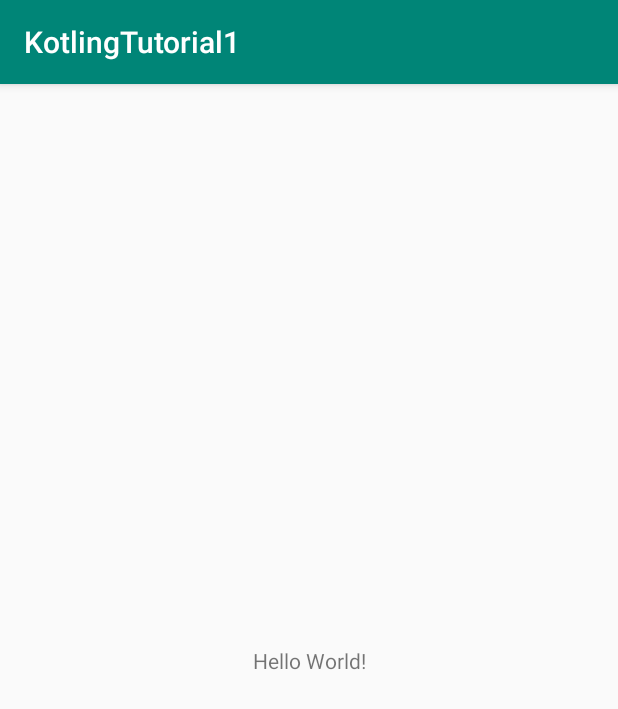
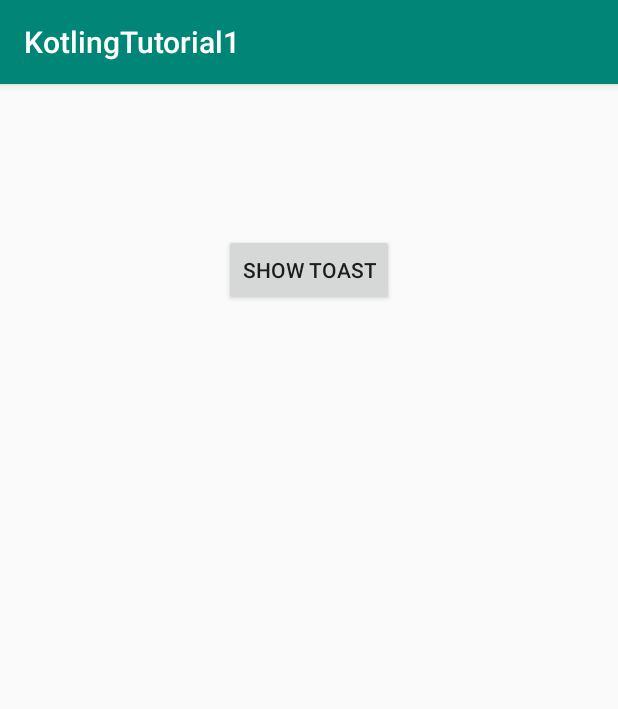
Before and after one commit to manujanethwidu/AndroidKotling, an Android app: the screen it shows after launch (MainActivity), on a phone screen of 412 x 824 dp. Shown: the top 709 px of the screen. Run offline under Robolectric (Android 15) with nearby library versions, the phone set to English and light mode, and no system bars.

Commit message:
Section 2 Vedio2

```diff
--- a/app/src/main/java/com/example/kotlingtutorial1/MainActivity.kt
+++ b/app/src/main/java/com/example/kotlingtutorial1/MainActivity.kt
@@ -2,11 +2,19 @@ package com.example.kotlingtutorial1
 
 import androidx.appcompat.app.AppCompatActivity
 import android.os.Bundle
+import android.util.Log
+import android.widget.Toast
+import kotlinx.android.synthetic.main.activity_main.*
 
 class MainActivity : AppCompatActivity() {
 
     override fun onCreate(savedInstanceState: Bundle?) {
         super.onCreate(savedInstanceState)
         setContentView(R.layout.activity_main)
+
+        btnShowToast.setOnClickListener{
+            Log.i("Main Activity","Button was clicked")
+            Toast.makeText(this,"Button was clicked",Toast.LENGTH_SHORT).show()
+        }
     }
 }
--- a/app/src/main/res/layout/activity_main.xml
+++ b/app/src/main/res/layout/activity_main.xml
@@ -1,18 +1,18 @@
 <?xml version="1.0" encoding="utf-8"?>
-<androidx.constraintlayout.widget.ConstraintLayout xmlns:android="http://schemas.android.com/apk/res/android"
+<RelativeLayout xmlns:android="http://schemas.android.com/apk/res/android"
     xmlns:app="http://schemas.android.com/apk/res-auto"
     xmlns:tools="http://schemas.android.com/tools"
     android:layout_width="match_parent"
     android:layout_height="match_parent"
     tools:context=".MainActivity">
 
-    <TextView
+
+    <Button
+        android:id="@+id/btnShowToast"
         android:layout_width="wrap_content"
         android:layout_height="wrap_content"
-        android:text="Hello World!"
-        app:layout_constraintBottom_toBottomOf="parent"
-        app:layout_constraintLeft_toLeftOf="parent"
-        app:layout_constraintRight_toRightOf="parent"
-        app:layout_constraintTop_toTopOf="parent" />
-
-</androidx.constraintlayout.widget.ConstraintLayout>
+        android:layout_alignParentTop="true"
+        android:layout_centerHorizontal="true"
+        android:layout_marginTop="100dp"
+        android:text="Show Toast" />
+</RelativeLayout>
```
